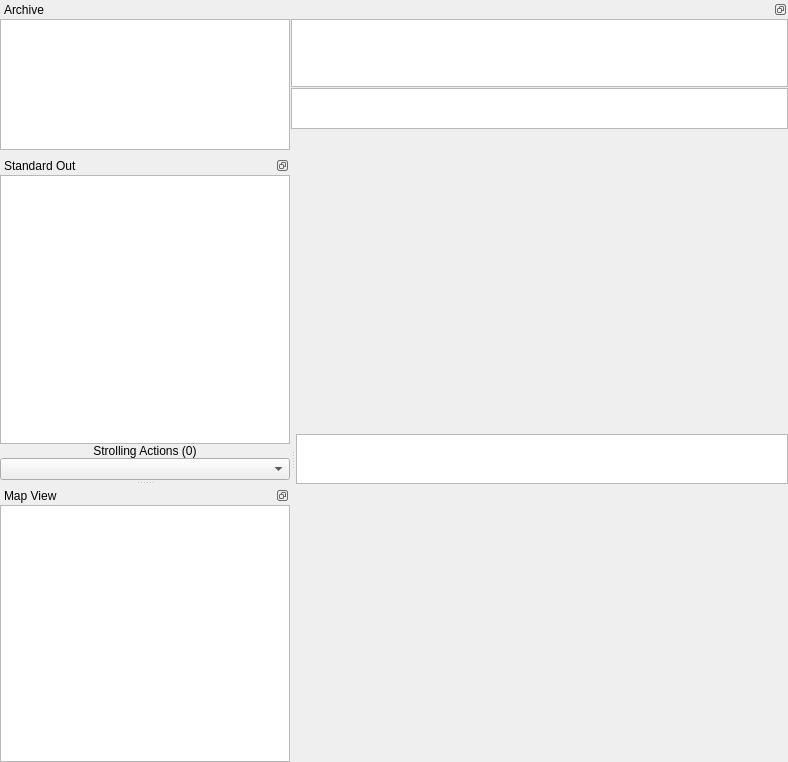
Qt form MainWindow.ui (AndrewReynen/Lazylyst) before a commit.
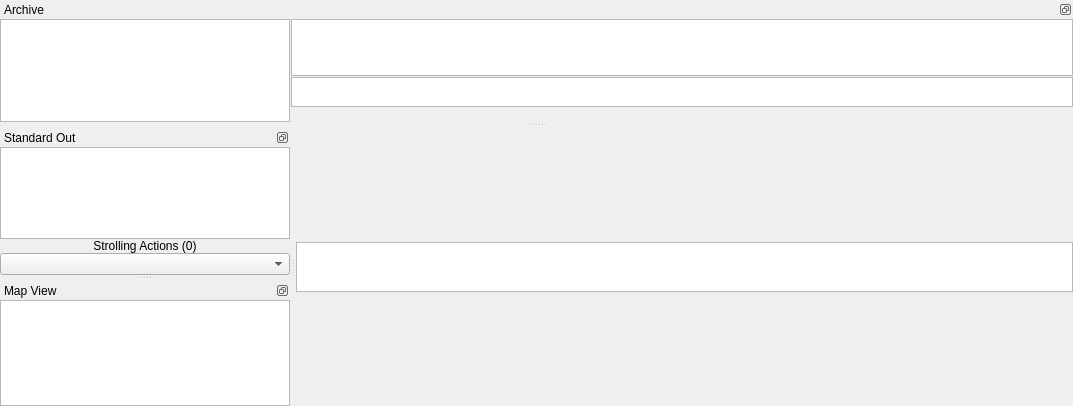
The same form after that commit. Custom widgets are drawn as their Qt base class.

Commit message: can scale archive dock now

```diff
--- a/MainWindow.ui
+++ b/MainWindow.ui
@@ -6,8 +6,8 @@
    <rect>
     <x>0</x>
     <y>0</y>
-    <width>788</width>
-    <height>762</height>
+    <width>1073</width>
+    <height>402</height>
    </rect>
   </property>
   <property name="windowTitle">
@@ -22,10 +22,13 @@
      <number>0</number>
     </property>
     <item>
-     <layout class="QVBoxLayout" name="traceLayout">
+     <layout class="QVBoxLayout" name="traceLayout" stretch="0">
       <property name="spacing">
        <number>1</number>
       </property>
+      <property name="sizeConstraint">
+       <enum>QLayout::SetDefaultConstraint</enum>
+      </property>
       <item>
        <widget class="TimeWidget" name="timeWidget">
         <property name="sizePolicy">
@@ -34,6 +37,12 @@
           <verstretch>0</verstretch>
          </sizepolicy>
         </property>
+        <property name="minimumSize">
+         <size>
+          <width>0</width>
+          <height>0</height>
+         </size>
+        </property>
         <property name="maximumSize">
          <size>
           <width>16777215</width>
@@ -89,7 +98,14 @@
       <number>0</number>
      </property>
      <item>
-      <widget class="QTextBrowser" name="textOutBrowser"/>
+      <widget class="QTextBrowser" name="textOutBrowser">
+       <property name="sizePolicy">
+        <sizepolicy hsizetype="Expanding" vsizetype="Expanding">
+         <horstretch>0</horstretch>
+         <verstretch>0</verstretch>
+        </sizepolicy>
+       </property>
+      </widget>
      </item>
      <item>
       <widget class="QLabel" name="strollingLabel">
@@ -113,21 +129,21 @@
   </widget>
   <widget class="QDockWidget" name="archiveDock">
    <property name="sizePolicy">
-    <sizepolicy hsizetype="Preferred" vsizetype="Ignored">
-     <horstretch>5</horstretch>
+    <sizepolicy hsizetype="Preferred" vsizetype="MinimumExpanding">
+     <horstretch>0</horstretch>
      <verstretch>0</verstretch>
     </sizepolicy>
    </property>
    <property name="minimumSize">
     <size>
-     <width>383</width>
-     <height>150</height>
+     <width>366</width>
+     <height>122</height>
     </size>
    </property>
    <property name="maximumSize">
     <size>
      <width>524287</width>
-     <height>150</height>
+     <height>524287</height>
     </size>
    </property>
    <property name="features">
@@ -152,7 +168,7 @@
        <item>
         <widget class="ArchiveListWidget" name="archiveList">
          <property name="sizePolicy">
-          <sizepolicy hsizetype="Minimum" vsizetype="Fixed">
+          <sizepolicy hsizetype="Minimum" vsizetype="MinimumExpanding">
            <horstretch>0</horstretch>
            <verstretch>0</verstretch>
           </sizepolicy>
@@ -160,7 +176,7 @@
          <property name="minimumSize">
           <size>
            <width>290</width>
-           <height>0</height>
+           <height>80</height>
           </size>
          </property>
          <property name="maximumSize">
@@ -174,14 +190,14 @@
       </layout>
      </item>
      <item>
-      <layout class="QVBoxLayout" name="archiveRightLayout" stretch="5,3,0">
+      <layout class="QVBoxLayout" name="archiveRightLayout" stretch="8,4,1">
        <property name="spacing">
         <number>1</number>
        </property>
        <item>
         <widget class="ArchiveSpanWidget" name="archiveSpan">
          <property name="sizePolicy">
-          <sizepolicy hsizetype="Expanding" vsizetype="MinimumExpanding">
+          <sizepolicy hsizetype="Preferred" vsizetype="MinimumExpanding">
            <horstretch>0</horstretch>
            <verstretch>0</verstretch>
           </sizepolicy>
@@ -189,13 +205,13 @@
          <property name="minimumSize">
           <size>
            <width>0</width>
-           <height>10</height>
+           <height>50</height>
           </size>
          </property>
          <property name="maximumSize">
           <size>
            <width>16777215</width>
-           <height>200</height>
+           <height>16777215</height>
           </size>
          </property>
         </widget>
@@ -203,7 +219,7 @@
        <item>
         <widget class="ArchiveEventWidget" name="archiveEvent">
          <property name="sizePolicy">
-          <sizepolicy hsizetype="Expanding" vsizetype="MinimumExpanding">
+          <sizepolicy hsizetype="Preferred" vsizetype="MinimumExpanding">
            <horstretch>0</horstretch>
            <verstretch>0</verstretch>
           </sizepolicy>
@@ -211,13 +227,13 @@
          <property name="minimumSize">
           <size>
            <width>0</width>
-           <height>10</height>
+           <height>30</height>
           </size>
          </property>
          <property name="maximumSize">
           <size>
            <width>16777215</width>
-           <height>200</height>
+           <height>16777215</height>
           </size>
          </property>
         </widget>
@@ -229,6 +245,24 @@
          </property>
          <item>
           <widget class="DblClickLabelWidget" name="archiveSpanT0Label">
+           <property name="sizePolicy">
+            <sizepolicy hsizetype="Preferred" vsizetype="Maximum">
+             <horstretch>0</horstretch>
+             <verstretch>0</verstretch>
+            </sizepolicy>
+           </property>
+           <property name="minimumSize">
+            <size>
+             <width>0</width>
+             <height>0</height>
+            </size>
+           </property>
+           <property name="maximumSize">
+            <size>
+             <width>16777215</width>
+             <height>14</height>
+            </size>
+           </property>
            <property name="font">
             <font>
              <pointsize>10</pointsize>
@@ -241,6 +275,24 @@
          </item>
          <item>
           <widget class="DblClickLabelWidget" name="archiveSpanT1Label">
+           <property name="sizePolicy">
+            <sizepolicy hsizetype="Preferred" vsizetype="Maximum">
+             <horstretch>0</horstretch>
+             <verstretch>0</verstretch>
+            </sizepolicy>
+           </property>
+           <property name="minimumSize">
+            <size>
+             <width>0</width>
+             <height>0</height>
+            </size>
+           </property>
+           <property name="maximumSize">
+            <size>
+             <width>16777215</width>
+             <height>14</height>
+            </size>
+           </property>
            <property name="font">
             <font>
              <pointsize>10</pointsize>
@@ -256,10 +308,13 @@
            <property name="orientation">
             <enum>Qt::Horizontal</enum>
            </property>
+           <property name="sizeType">
+            <enum>QSizePolicy::Expanding</enum>
+           </property>
            <property name="sizeHint" stdset="0">
             <size>
-             <width>40</width>
-             <height>20</height>
+             <width>0</width>
+             <height>14</height>
             </size>
            </property>
           </spacer>
```
The commit also changes 5 other files.
